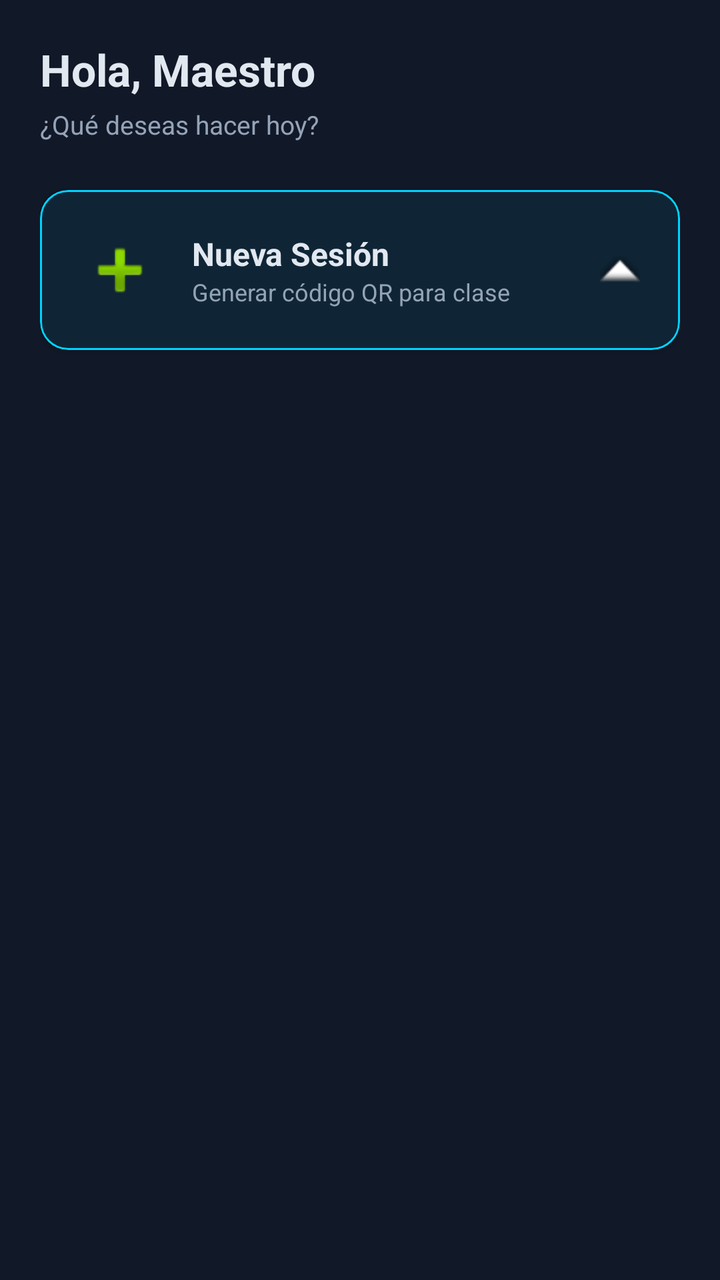
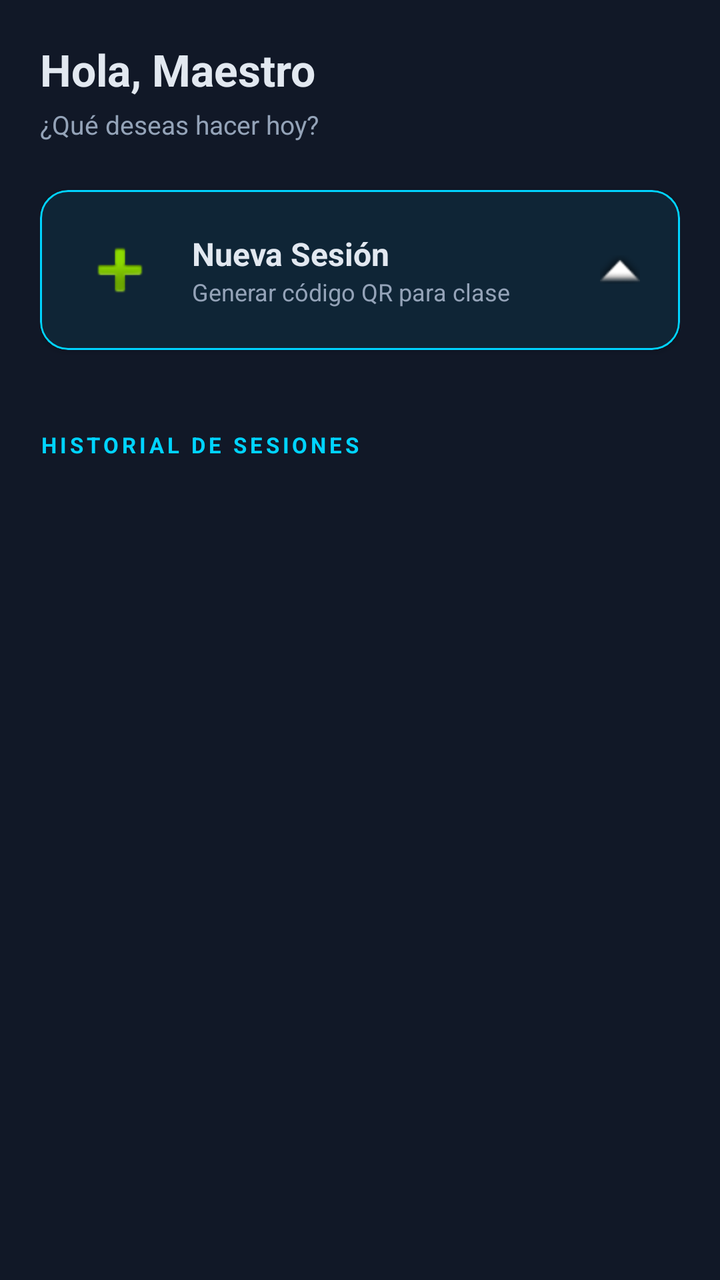

Compare the two renders of this Android layout. The source of the first and the diff that turns it into the second are given below.
<!-- AndroidManifest.xml: application theme Theme.AsistenciaQR.Dark -->
<!-- res/layout/fragment_dashboard_maestro.xml -->
<?xml version="1.0" encoding="utf-8"?>
<ScrollView
    xmlns:android="http://schemas.android.com/apk/res/android"
    xmlns:app="http://schemas.android.com/apk/res-auto"
    android:layout_width="match_parent"
    android:layout_height="match_parent"
    android:background="?attr/colorSurface">

    <LinearLayout
        android:layout_width="match_parent"
        android:layout_height="wrap_content"
        android:orientation="vertical"
        android:padding="20dp">

        
        <TextView
            android:id="@+id/tv_saludo"
            android:layout_width="wrap_content"
            android:layout_height="wrap_content"
            android:text="Hola, Maestro"
            android:textColor="?attr/colorOnSurface"
            android:textSize="22sp"
            android:textStyle="bold"
            android:layout_marginBottom="4dp" />

        <TextView
            android:layout_width="wrap_content"
            android:layout_height="wrap_content"
            android:text="¿Qué deseas hacer hoy?"
            android:textColor="?attr/colorOnSurfaceVariant"
            android:textSize="13sp"
            android:layout_marginBottom="24dp" />

        
        <com.google.android.material.card.MaterialCardView
            android:id="@+id/card_nueva_sesion"
            android:layout_width="match_parent"
            android:layout_height="wrap_content"
            android:layout_marginBottom="16dp"
            app:cardBackgroundColor="?attr/colorSurface"
            app:cardCornerRadius="14dp"
            app:cardElevation="2dp"
            app:strokeColor="?attr/colorPrimary"
            app:strokeWidth="1dp">
            <LinearLayout
                android:layout_width="match_parent"
                android:layout_height="wrap_content"
                android:orientation="horizontal"
                android:padding="20dp"
                android:gravity="center_vertical">
                <ImageView
                    android:layout_width="40dp"
                    android:layout_height="40dp"
                    android:src="@android:drawable/ic_input_add"
                    android:layout_marginEnd="16dp" />
                <LinearLayout
                    android:layout_width="0dp"
                    android:layout_height="wrap_content"
                    android:layout_weight="1"
                    android:orientation="vertical">
                    <TextView
                        android:layout_width="wrap_content"
                        android:layout_height="wrap_content"
                        android:text="Nueva Sesión"
                        android:textColor="?attr/colorOnSurface"
                        android:textSize="16sp"
                        android:textStyle="bold" />
                    <TextView
                        android:layout_width="wrap_content"
                        android:layout_height="wrap_content"
                        android:text="Generar código QR para clase"
                        android:textColor="?attr/colorOnSurfaceVariant"
                        android:textSize="12sp" />
                </LinearLayout>
                <ImageView
                    android:layout_width="20dp"
                    android:layout_height="20dp"
                    android:src="@android:drawable/arrow_up_float" />
            </LinearLayout>
        </com.google.android.material.card.MaterialCardView>

        
        <com.google.android.material.card.MaterialCardView
            android:id="@+id/card_sesion_activa"
            android:layout_width="match_parent"
            android:layout_height="wrap_content"
            android:layout_marginBottom="16dp"
            android:visibility="gone"
            app:cardBackgroundColor="?attr/colorSurface"
            app:cardCornerRadius="14dp"
            app:cardElevation="2dp"
            app:strokeColor="@color/green"
            app:strokeWidth="1dp">
            <LinearLayout
                android:layout_width="match_parent"
                android:layout_height="wrap_content"
                android:orientation="vertical"
                android:padding="20dp">
                <LinearLayout
                    android:layout_width="match_parent"
                    android:layout_height="wrap_content"
                    android:orientation="horizontal"
                    android:gravity="center_vertical"
                    android:layout_marginBottom="8dp">
                    <TextView
                        android:layout_width="0dp"
                        android:layout_height="wrap_content"
                        android:layout_weight="1"
                        android:text="Sesión activa"
                        android:textColor="@color/green"
                        android:textSize="13sp"
                        android:textStyle="bold"
                        android:letterSpacing="0.08" />
                    <TextView
                        android:id="@+id/tv_tiempo_restante"
                        android:layout_width="wrap_content"
                        android:layout_height="wrap_content"
                        android:text="14:32"
                        android:textColor="@color/amber"
                        android:textSize="13sp"
                        android:fontFamily="monospace" />
                </LinearLayout>
                <TextView
                    android:id="@+id/tv_nombre_sesion_activa"
                    android:layout_width="wrap_content"
                    android:layout_height="wrap_content"
                    android:text="Programación Móvil"
                    android:textColor="?attr/colorOnSurface"
                    android:textSize="16sp"
                    android:textStyle="bold"
                    android:layout_marginBottom="12dp" />
                <LinearLayout
                    android:layout_width="match_parent"
                    android:layout_height="wrap_content"
                    android:orientation="horizontal">

                    <com.google.android.material.button.MaterialButton
                        android:id="@+id/btn_ver_qr"
                        android:layout_width="0dp"
                        android:layout_height="wrap_content"
                        android:layout_weight="1"
                        android:text="Ver QR"
                        app:backgroundTint="?attr/colorPrimary"
                        android:textColor="?attr/colorOnPrimary" />
                    <com.google.android.material.button.MaterialButton
                        android:id="@+id/btn_ver_lista"
                        style="@style/Widget.Material3.Button.OutlinedButton"
                        android:layout_width="0dp"
                        android:layout_height="wrap_content"
                        android:layout_weight="1"
                        android:text="Lista"
                        app:strokeColor="?attr/colorPrimary" />
                </LinearLayout>
            </LinearLayout>
        </com.google.android.material.card.MaterialCardView>

    </LinearLayout>
</ScrollView>
<!-- resources referenced by this layout -->
<resources>
  <color name="amber">#F59E0B</color>
  <color name="green">#10B981</color>
  <style name="Theme.AsistenciaQR.Dark" parent="Theme.Material3.Dark.NoActionBar">
          <item name="colorPrimary">@color/cyan</item>
          <item name="colorOnPrimary">@color/dark_bg</item>
          <item name="colorSecondary">@color/purple</item>
          <item name="colorTertiary">@color/green</item>
          <item name="colorSurface">@color/dark_surface</item>
          <item name="colorOnSurface">@color/text_primary_dark</item>
          <item name="colorOnSurfaceVariant">@color/text_secondary_dark</item>
          <item name="colorError">@color/red</item>
          <item name="android:windowBackground">@color/dark_bg</item>
          <item name="android:statusBarColor">@color/dark_bg</item>
          <item name="android:navigationBarColor">@color/dark_surface</item>
      </style>
  <color name="cyan">#00D4FF</color>
  <color name="dark_bg">#0A0E1A</color>
  <color name="purple">#7C3AED</color>
  <color name="dark_surface">#111827</color>
  <color name="text_primary_dark">#E2E8F0</color>
  <color name="text_secondary_dark">#94A3B8</color>
  <color name="red">#EF4444</color>
</resources>

<!-- the commit's change to res/layout/fragment_dashboard_maestro.xml (unified diff, before → after) -->
@@ -154,5 +154,32 @@
             </LinearLayout>
         </com.google.android.material.card.MaterialCardView>
 
+        <TextView
+            android:layout_width="wrap_content"
+            android:layout_height="wrap_content"
+            android:text="HISTORIAL DE SESIONES"
+            android:textColor="?attr/colorPrimary"
+            android:textSize="11sp"
+            android:textStyle="bold"
+            android:letterSpacing="0.15"
+            android:layout_marginTop="24dp"
+            android:layout_marginBottom="12dp" />
+
+        <TextView
+            android:id="@+id/tv_sin_sesiones"
+            android:layout_width="wrap_content"
+            android:layout_height="wrap_content"
+            android:text="Sin sesiones registradas aún"
+            android:textColor="?attr/colorOnSurfaceVariant"
+            android:textSize="13sp"
+            android:visibility="gone" />
+
+        
+        <LinearLayout
+            android:id="@+id/container_historial"
+            android:layout_width="match_parent"
+            android:layout_height="wrap_content"
+            android:orientation="vertical" />
+
     </LinearLayout>
 </ScrollView>
